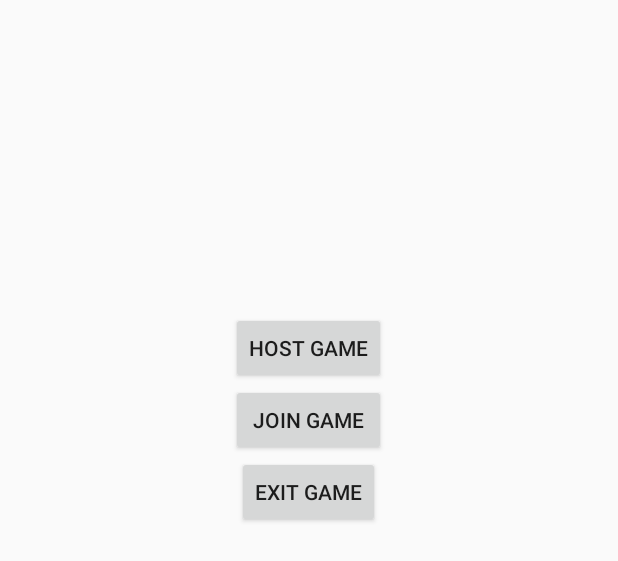
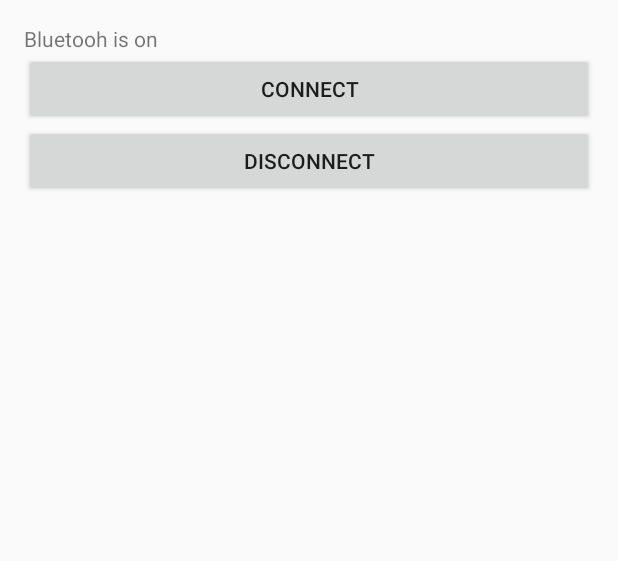
Before and after one commit to ritchi75/SPGame, an Android app: the layout activity_main.xml on its own in the app's theme, with its tools: preview values and no code run, on a phone screen of 412 x 824 dp. Shown: the top 561 px of the screen. Run offline under Robolectric (Android 15) with nearby library versions, the phone set to English and light mode, and no system bars.

Commit message:
The rest of Matt's Bluetooth code

```diff
--- a/app/src/main/AndroidManifest.xml
+++ b/app/src/main/AndroidManifest.xml
@@ -1,6 +1,8 @@
 <?xml version="1.0" encoding="utf-8"?>
 <manifest xmlns:android="http://schemas.android.com/apk/res/android"
     package="seniorproject.game" >
+    <uses-permission android:name="android.permission.BLUETOOTH" />
+    <uses-permission android:name="android.permission.BLUETOOTH_ADMIN" />
 
     <application
         android:allowBackup="true"
--- a/app/src/main/res/layout/activity_main.xml
+++ b/app/src/main/res/layout/activity_main.xml
@@ -1,34 +1,31 @@
-<RelativeLayout xmlns:android="http://schemas.android.com/apk/res/android"
-    xmlns:tools="http://schemas.android.com/tools" android:layout_width="match_parent"
-    android:layout_height="match_parent" android:paddingLeft="@dimen/activity_horizontal_margin"
+<LinearLayout xmlns:android="http://schemas.android.com/apk/res/android"
+    xmlns:tools="http://schemas.android.com/tools"
+    android:layout_width="match_parent"
+    android:layout_height="match_parent"
+    android:paddingLeft="@dimen/activity_horizontal_margin"
     android:paddingRight="@dimen/activity_horizontal_margin"
     android:paddingTop="@dimen/activity_vertical_margin"
-    android:paddingBottom="@dimen/activity_vertical_margin" tools:context=".MainActivity">
+    android:paddingBottom="@dimen/activity_vertical_margin"
+    android:orientation = "vertical"
+    tools:context=".MainActivity">
+
+    <TextView
+        android:text="@string/hello_world"
+        android:id = "@+id/test"
+        android:layout_width="wrap_content"
+        android:layout_height="wrap_content"/>
 
     <Button
-        android:layout_width="wrap_content"
+        android:layout_width="match_parent"
         android:layout_height="wrap_content"
-        android:text="@string/button_host"
-        android:id="@+id/buttonHostGame"
-        android:layout_marginTop="192dp"
-        android:layout_alignParentTop="true"
-        android:layout_centerHorizontal="true" />
+        android:id = "@+id/connect"
+        android:text = "@string/connect"/>
 
     <Button
-        android:layout_width="wrap_content"
+        android:layout_width="match_parent"
         android:layout_height="wrap_content"
-        android:text="@string/button_join"
-        android:id="@+id/buttonJoinGame"
-        android:layout_below="@+id/buttonHostGame"
-        android:layout_alignEnd="@+id/buttonHostGame"
-        android:layout_alignStart="@+id/buttonHostGame" />
+        android:id = "@+id/disconnect"
+        android:text = "@string/disconnect"/>
 
-    <Button
-        android:layout_width="wrap_content"
-        android:layout_height="wrap_content"
-        android:text="@string/button_exit"
-        android:id="@+id/buttonExitGame"
-        android:layout_below="@+id/buttonJoinGame"
-        android:layout_centerHorizontal="true" />
 
-</RelativeLayout>
+</LinearLayout>
--- a/app/src/main/res/values/strings.xml
+++ b/app/src/main/res/values/strings.xml
@@ -1,11 +1,10 @@
 <?xml version="1.0" encoding="utf-8"?>
 <resources>
 
-    <string name="app_name">Game</string>
-    <string name="hello_world">Hello world!</string>
+    <string name="app_name">bluetooth</string>
+    <string name="hello_world">Bluetooh is on</string>
     <string name="action_settings">Settings</string>
-    <string name="button_host">Host Game</string>
-    <string name="button_join">Join Game</string>
-    <string name="button_exit">Exit Game</string>
+    <string name="disconnect">Disconnect</string>
+    <string name="connect">Connect</string>
 
 </resources>
```
